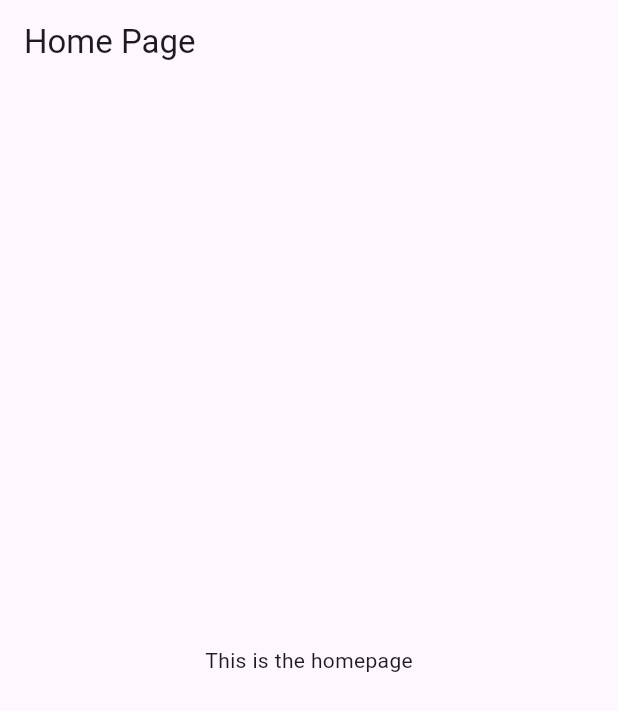
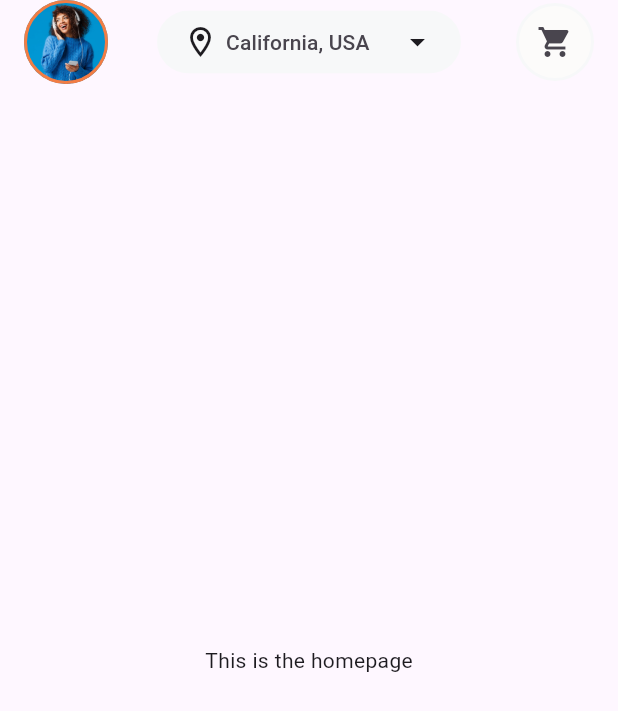
Before and after one commit to Andrew-Marfo/food-delivery-app-ui, a Flutter app: the screen it shows after launch, on a phone screen of 412 x 824 dp. Shown: the top 711 px of the screen. Run offline on Flutter 3.47's test engine with Material 3 defaults, Android fonts, the phone set to English and light mode, and no system bars.

Commit message:
custom app bar

```diff
--- a/lib/main.dart
+++ b/lib/main.dart
@@ -1,5 +1,5 @@
 import 'package:flutter/material.dart';
-import 'package:food_delivery_ui/pages/home_page.dart';
+import 'package:food_delivery_ui/pages/homepage/home_page.dart';
 
 void main() {
   runApp(const MyApp());
--- a/lib/pages/home_page.dart
+++ b/lib/pages/homepage/home_page.dart
@@ -1,4 +1,5 @@
 import 'package:flutter/material.dart';
+import 'package:food_delivery_ui/pages/homepage/widgets/custom_appbar.dart';
 
 class HomePage extends StatelessWidget {
   const HomePage({super.key});
@@ -7,7 +8,7 @@ class HomePage extends StatelessWidget {
   Widget build(BuildContext context) {
     return Scaffold(
       appBar: AppBar(
-        title: const Text('Home Page'),
+        title: CustomAppbar(),
       ),
       body: const Center(
         child: Text("This is the homepage"),
--- /dev/null
+++ b/lib/pages/homepage/widgets/custom_appbar.dart
@@ -0,0 +1,57 @@
+import 'package:flutter/material.dart';
+
+class CustomAppbar extends StatelessWidget {
+  const CustomAppbar({super.key});
+
+  @override
+  Widget build(BuildContext context) {
+    return AppBar(
+      leading: Container(
+        decoration: BoxDecoration(
+          shape: BoxShape.circle,
+          border: Border.all(
+            width: 2,
+            color: const Color(0xFFF27D44),
+          ),
+          image: const DecorationImage(
+              image: AssetImage(
+                "assets/profile.jpg",
+              ),
+              fit: BoxFit.cover),
+        ),
+      ),
+      centerTitle: true,
+      title: const Chip(
+        backgroundColor: Color(0xFFF7F8F9),
+        side: BorderSide(color: Colors.transparent),
+        shape: StadiumBorder(),
+        label: Row(
+          mainAxisAlignment: MainAxisAlignment.spaceAround,
+          mainAxisSize: MainAxisSize.min,
+          children: [
+            Icon(Icons.location_on_outlined),
+            SizedBox(width: 5),
+            Text('California, USA'),
+            SizedBox(width: 20),
+            Icon(Icons.arrow_drop_down_sharp)
+          ],
+        ),
+      ),
+      actions: [
+        Container(
+          decoration: BoxDecoration(
+              color: const Color(0xFFFCFBFA),
+              shape: BoxShape.circle,
+              border: Border.all(width: 2, color: const Color(0xFFF7F8F9))),
+          child: IconButton(
+            icon: const Icon(Icons.shopping_cart),
+            tooltip: 'Open shopping cart',
+            onPressed: () {
+              // handle the press
+            },
+          ),
+        ),
+      ],
+    );
+  }
+}
```
Also changed, not shown: pubspec.yaml (+3 -5 lines), assets/profile.jpg (added).
